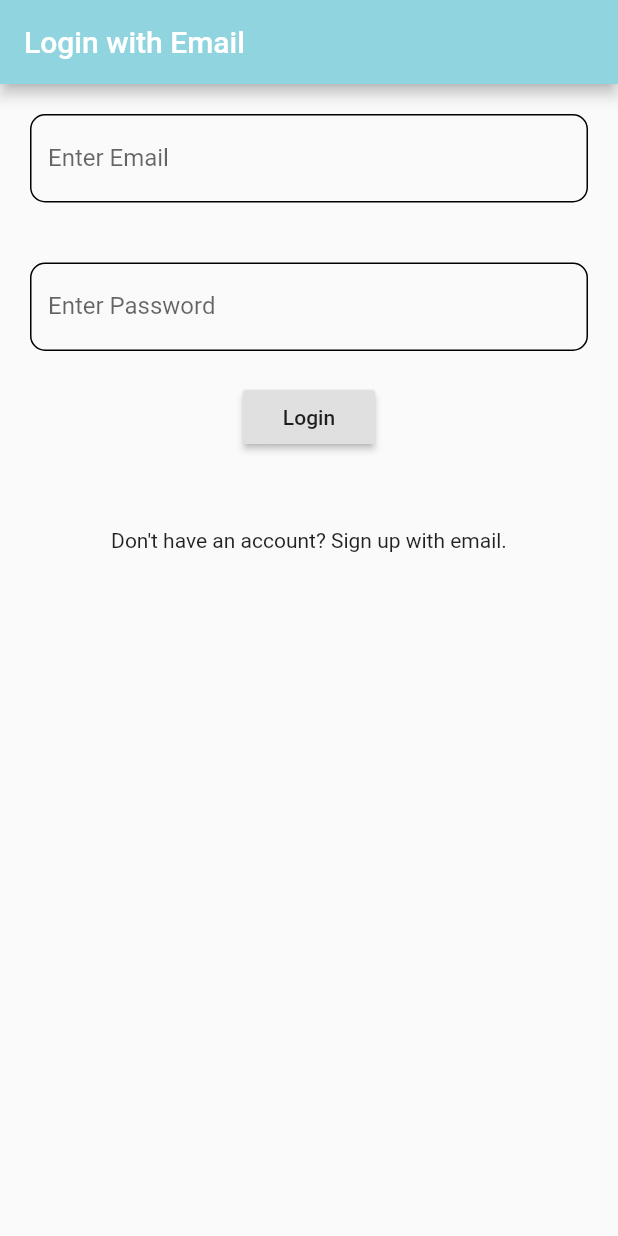
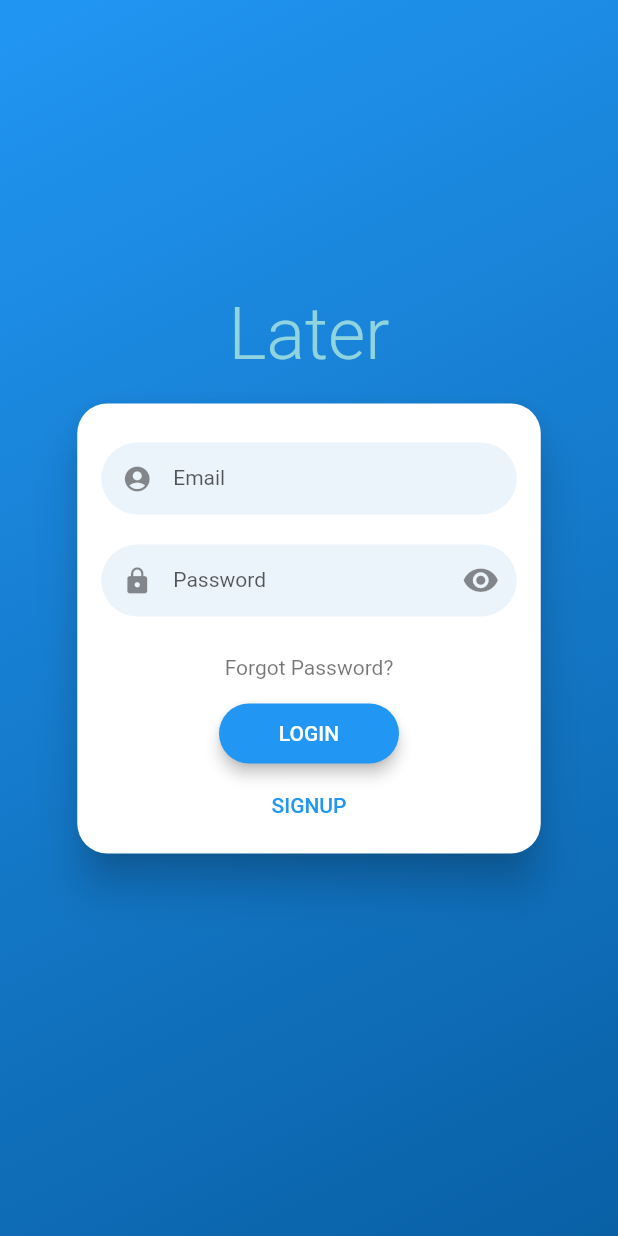
Before and after one commit to ericadu/minifridge, a Flutter app: the screen it shows after launch, on a phone screen of 412 x 824 dp. Run offline on Flutter 3.47's test engine with Material 2 defaults, Android fonts, the phone set to English and light mode, and no system bars; drawn by our look-alikes of flutter_login; our stand-ins replace cloud_firestore, firebase_analytics, firebase_auth, yaml; accounts and stored records are empty.

Commit message:
New login page and drawer to tab.

```diff
--- a/minifridge_app/lib/destination.dart
+++ b/minifridge_app/lib/destination.dart
@@ -1,6 +1,7 @@
 
 import 'package:flutter/material.dart';
-import 'package:minifridge_app/screens/settings.dart';
+import 'package:minifridge_app/screens/add_item/add.dart';
+import 'package:minifridge_app/screens/settings/settings.dart';
 import 'package:minifridge_app/screens/user_items/user_items.dart';
 
 class Destination {
@@ -14,5 +15,6 @@ class Destination {
 
 const List<Destination> allDestinations = <Destination>[
   Destination('Items', Icons.kitchen, UserItemsPage.routeName, 0),
-  Destination('Settings', Icons.settings, SettingsPage.routeName, 1)
+  Destination('Photo', Icons.add_circle, AddItemPage.routeName, 1),
+  Destination('Settings', Icons.settings, SettingsPage.routeName, 2)
 ];
--- a/minifridge_app/lib/main.dart
+++ b/minifridge_app/lib/main.dart
@@ -1,9 +1,7 @@
 import 'package:flutter/material.dart';
 import 'package:minifridge_app/screens/landing.dart';
-import 'package:minifridge_app/screens/login.dart';
 import 'package:minifridge_app/screens/home.dart';
-import 'package:minifridge_app/screens/settings.dart';
-import 'package:minifridge_app/screens/signup.dart';
+import 'package:minifridge_app/screens/settings/settings.dart';
 import 'package:minifridge_app/screens/user_items/user_items.dart';
 import 'package:minifridge_app/services/firebase_analytics.dart';
 import 'package:minifridge_app/theme.dart';
@@ -25,8 +23,6 @@ class MyApp extends StatelessWidget {
       routes: <String, WidgetBuilder> {
         HomePage.routeName: (BuildContext context) => HomePage(),
         UserItemsPage.routeName: (BuildContext context) => UserItemsPage(),
-        LoginPage.routeName: (BuildContext context) => LoginPage(),
-        SignupPage.routeName: (BuildContext context) => SignupPage(),
         SettingsPage.routeName: (BuildContext context) => SettingsPage()
       },
     );
--- a/minifridge_app/lib/models/user.dart
+++ b/minifridge_app/lib/models/user.dart
@@ -14,8 +14,8 @@ class User {
 
   User.fromSnaphot(DocumentSnapshot snapshot) {
     this.id = snapshot.documentID;
-    this.currentItems = List.from(snapshot['currentItems']).map((x) => UserItem.fromMap(x));
-    this.itemHistory = List.from(snapshot['itemHistory']).map((x) => UserItem.fromMap(x));
+    this.currentItems = List.from(snapshot['currentItems']).map((x) => UserItem.fromMap(x, x['id']));
+    this.itemHistory = List.from(snapshot['itemHistory']).map((x) => UserItem.fromMap(x, x['id']));
   }
 
   Map<String, dynamic> toJson() {
--- a/minifridge_app/lib/screens/landing.dart
+++ b/minifridge_app/lib/screens/landing.dart
@@ -1,7 +1,6 @@
 import 'package:flutter/material.dart';
 import 'package:minifridge_app/screens/home.dart';
-import 'package:minifridge_app/screens/login.dart';
-import 'package:minifridge_app/screens/signup.dart';
+import 'package:minifridge_app/screens/register.dart';
 import 'package:minifridge_app/view/user_notifier.dart';
 import 'package:provider/provider.dart';
 
@@ -19,11 +18,7 @@ class LandingPage extends StatelessWidget {
           switch (user.status) {
             case Status.Unauthenticated:
             case Status.Authenticating:
-              return LoginPage();
-            case Status.NewAccount:
-            case Status.SigningUp:
-            case Status.FailedSignup:
-              return SignupPage();
+              return RegisterPage();
             case Status.Authenticated:
               return HomePage();
             case Status.Uninitialized:
--- a/minifridge_app/lib/screens/login.dart
+++ /dev/null
@@ -1,114 +0,0 @@
-import 'package:firebase_auth/firebase_auth.dart';
-import 'package:flutter/material.dart';
-import 'package:minifridge_app/services/firebase_analytics.dart';
-import 'package:minifridge_app/view/user_notifier.dart';
-import 'package:provider/provider.dart';
-
-class LoginPage extends StatefulWidget {
-  static const routeName = '/login';
-
-  @override
-  _LoginPageState createState() => _LoginPageState();
-}
-
-class _LoginPageState extends State<LoginPage> {
-  final _formKey = GlobalKey<FormState>();
-  final _key = GlobalKey<ScaffoldState>();
-  FirebaseAuth firebaseAuth = FirebaseAuth.instance;
-  TextEditingController emailController = TextEditingController();
-  TextEditingController passwordController = TextEditingController();
-
-  @override
-  void initState() {
-    super.initState();
-  }
-
-  @override
-  void dispose() {
-    super.dispose();
-    emailController.dispose();
-    passwordController.dispose();
-  }
-
-  @override
-  Widget build(BuildContext context) {
-    final user = Provider.of<UserNotifier>(context);
-
-    return new Scaffold(
-      key: _key,
-      appBar: AppBar(
-        title: Text('Login with Email'),
-      ),
-      body: Form(
-        key: _formKey,
-        child: SingleChildScrollView(
-          child: Column(children: <Widget>[
-            Padding(
-              padding: EdgeInsets.all(20.0),
-              child: TextFormField(
-                controller: emailController,
-                decoration: InputDecoration(
-                  labelText: "Enter Email",
-                  enabledBorder: OutlineInputBorder(
-                    borderRadius: BorderRadius.circular(10.0),
-                  ),
-                ),
-                // The validator receives the text that the user has entered.
-                validator: (value) {
-                  if (value.isEmpty) {
-                    return 'Enter Email';
-                  }
-                  return null;
-                },
-              )
-            ),
-            Padding(
-              padding: EdgeInsets.all(20.0),
-              child: TextFormField(
-                controller: passwordController,
-                obscureText: true,
-                decoration: InputDecoration(
-                  labelText: "Enter Password",
-                  enabledBorder: OutlineInputBorder(
-                    borderRadius: BorderRadius.circular(10.0),
-                  ),
-                ),
-                // The validator receives the text that the user has entered.
-                validator: (value) {
-                  if (value.isEmpty) {
-                    return 'Enter Password';
-                  }
-                  return null;
-                },
-              )
-            ),
-            user.status == Status.Authenticating
-              ? Center(child: CircularProgressIndicator())
-              : RaisedButton(
-                  onPressed: () async {
-                    if (_formKey.currentState.validate()) {
-                      // loginToFirebase();
-                      if (!await user.signIn(
-                        emailController.text, passwordController.text))
-                        _key.currentState.showSnackBar(SnackBar(
-                          content: Text("Something is wrong"),
-                        ));
-
-                      analytics.logLogin();
-                    }
-                  },
-                  child: Text('Login'),
-                ),
-            Padding(
-              padding: EdgeInsets.all(50.0),
-              child: new InkWell(
-                child: new Text("Don't have an account? Sign up with email."),
-                onTap: () => user.newUser()
-              )
-            ),
-          ])
-        )
-      )
-    );
-  }
-}
--- /dev/null
+++ b/minifridge_app/lib/screens/register.dart
@@ -0,0 +1,41 @@
+import 'package:flutter/material.dart';
+import 'package:flutter_login/flutter_login.dart';
+import 'package:minifridge_app/services/firebase_analytics.dart';
+import 'package:minifridge_app/view/user_notifier.dart';
+import 'package:provider/provider.dart';
+
+class RegisterPage extends StatelessWidget {
+  static const routeName = '/register';
+  // TODO: Fix this login bug, not sure what it is yet
+  @override
+  Widget build(BuildContext context) {
+    final user = Provider.of<UserNotifier>(context);
+
+    Future<String> _authUser(LoginData data) async {
+      if (!await user.signIn(data.name, data.password)) {
+        return 'Something went wrong.';
+      }
+
+      analytics.logLogin();
+      return Future(null);
+    }
+
+    Future<String> _newUser(LoginData data) async {
+      if (!await user.signUp(data.name, data.password)) {
+        return 'Something went wrong.';
+      }
+
+      return Future(null);
+    }
+
+
+    return FlutterLogin(
+      title: 'Later',
+      // logo: 'images/minifridge_home_hero.png',
+      onLogin: _authUser,
+      onSignup: _newUser,
+      onSubmitAnimationCompleted: (_) => {},
+      onRecoverPassword: (_) => Future(null),
+    );
+  }
+}
--- a/minifridge_app/lib/theme.dart
+++ b/minifridge_app/lib/theme.dart
@@ -7,6 +7,7 @@ class AppTheme {
   static const Color themeColor = const Color(0xff8fd4de);
 
   static final ThemeData lightTheme = ThemeData(
+    // primarySwatch: Colors.green,
     appBarTheme: AppBarTheme(
       color: themeColor
     ),
--- a/minifridge_app/lib/view/user_notifier.dart
+++ b/minifridge_app/lib/view/user_notifier.dart
@@ -6,7 +6,6 @@ enum Status {
   Authenticated,
   Authenticating,
   Unauthenticated,
-  NewAccount,
   SigningUp,
   FailedSignup
 }
@@ -14,7 +13,7 @@ enum Status {
 class UserNotifier with ChangeNotifier {
   FirebaseAuth _auth;
   FirebaseUser _user;
-  Status _status = Status.Uninitialized;
+  Status _status = Status.Unauthenticated;
 
   UserNotifier.instance() : _auth = FirebaseAuth.instance {
     _auth.onAuthStateChanged.listen(_onAuthStateChanged);
@@ -34,16 +33,6 @@ class UserNotifier with ChangeNotifier {
       notifyListeners();
       return false;
     }
-  }
-
-  void newUser() {
-    _status = Status.NewAccount;
-    notifyListeners();
-  }
-
-  void existingUser() {
-    _status = Status.Unauthenticated;
-    notifyListeners();
   }
 
   Future<bool> signUp(String email, String password) async {
--- a/minifridge_app/pubspec.yaml
+++ b/minifridge_app/pubspec.yaml
@@ -28,6 +28,7 @@ dependencies:
   firebase_analytics: ^5.0.15
   firebase_auth: ^0.14.0+5
   firebase_database: ^3.1.1
+  flutter_login: ^1.0.14
   provider: ^4.1.3
   url_launcher: ^5.4.10
   yaml: ^2.2.1
```
Also changed, not shown: minifridge_app/lib/screens/add_item/add.dart (added, +15 -0 lines), minifridge_app/lib/screens/home.dart (+7 -6 lines), minifridge_app/lib/screens/signup.dart (deleted, +0 -111 lines), minifridge_app/lib/screens/settings/settings.dart (renamed from minifridge_app/lib/screens/settings.dart), minifridge_app/pubspec.lock.
